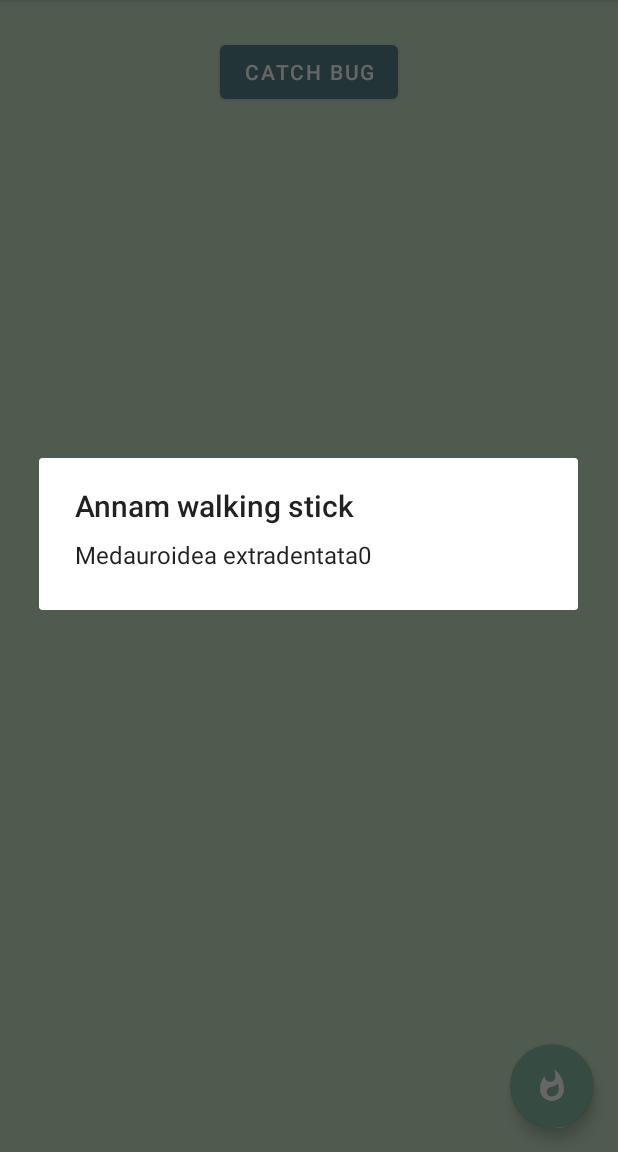
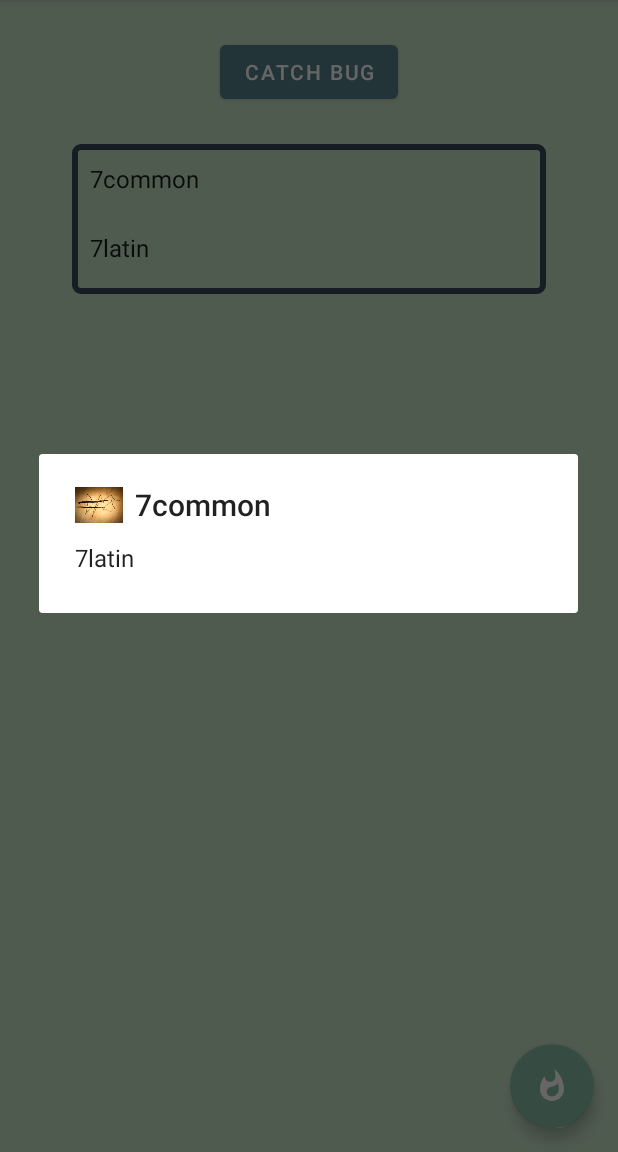
Before and after one commit to JimenezEvan/RandomBugCatcher, an Android app: the screen it shows after launch (MainActivity), after a tap on "CATCH BUG", on a phone screen of 412 x 824 dp, the part 84-1236 px from its top. Run offline under Robolectric (Android 15) with nearby library versions, the phone set to English and light mode, and no system bars; our stand-ins replace navigation-ui.

```diff
--- a/app/build.gradle
+++ b/app/build.gradle
@@ -33,6 +33,7 @@ android {
 
 dependencies {
 
+    implementation 'com.google.code.gson:gson:2.9.1'
     implementation 'androidx.appcompat:appcompat:1.4.1'
     implementation 'com.google.android.material:material:1.5.0'
     implementation 'androidx.constraintlayout:constraintlayout:2.1.3'
--- /dev/null
+++ b/app/src/main/java/com/example/randombugcatcher/Bug.java
@@ -0,0 +1,19 @@
+package com.example.randombugcatcher;
+
+import java.util.ArrayList;
+import java.util.List;
+
+public class Bug {
+    public String name;
+    public String latin;
+    public int image;
+    public Bug(int bug) {
+        name = BugDB.common[bug];
+        latin = BugDB.latin[bug];
+        //image = BugDB.images[bug];
+    }
+
+    public static int getBugNum() {
+        return (int) (Math.random() * BugDB.common.length);
+    }
+}
--- a/app/src/main/java/com/example/randombugcatcher/BugDB.java
+++ b/app/src/main/java/com/example/randombugcatcher/BugDB.java
@@ -1,13 +1,34 @@
 package com.example.randombugcatcher;
 
 public class BugDB {
+    //names
     public static String[] common = {
-        "Annam walking stick"
+        "Annam walking stick",
+            "1common",
+            "2common",
+            "3common",
+            "4common",
+            "5common",
+            "6common",
+            "7common",
+            "8common",
+            "9rare :)"
     };
     public static String[] latin = {
-        "Medauroidea extradentata"
+        "Medauroidea extradentata",
+            "1latin",
+            "2latin",
+            "3latin",
+            "4latin",
+            "5latin",
+            "6latin",
+            "7latin",
+            "8latin",
+            "9el raro :>"
     };
+    //images
     public static int[] images = {
-        0
+        R.drawable.bugtestimg1
+            /*,1,2,3,4,5,6,7,8,9*/
     };
 }
--- a/app/src/main/java/com/example/randombugcatcher/BugFragment.java
+++ b/app/src/main/java/com/example/randombugcatcher/BugFragment.java
@@ -1,9 +1,13 @@
 package com.example.randombugcatcher;
 
 import android.content.Context;
+import android.content.SharedPreferences;
 import android.os.Bundle;
 
 import androidx.fragment.app.Fragment;
+import androidx.lifecycle.Observer;
+import androidx.lifecycle.ViewModelProvider;
+import androidx.lifecycle.ViewModelStoreOwner;
 import androidx.recyclerview.widget.GridLayoutManager;
 import androidx.recyclerview.widget.LinearLayoutManager;
 import androidx.recyclerview.widget.RecyclerView;
@@ -11,8 +15,14 @@ import androidx.recyclerview.widget.RecyclerView;
 import android.view.LayoutInflater;
 import android.view.View;
 import android.view.ViewGroup;
+import android.widget.Toast;
 
-import com.example.randombugcatcher.placeholder.PlaceholderContent;
+import com.google.gson.Gson;
+import com.google.gson.reflect.TypeToken;
+
+import java.lang.reflect.Type;
+import java.util.ArrayList;
+import java.util.List;
 
 /**
  * A fragment representing a list of Items.
@@ -23,6 +33,8 @@ public class BugFragment extends Fragment {
     private static final String ARG_COLUMN_COUNT = "column-count";
     // TODO: Customize parameters
     private int mColumnCount = 1;
+    private static final String PREFS = "shared_prefs";
+    private static final String SAVED_BUGS = "saved_events";
 
     /**
      * Mandatory empty constructor for the fragment manager to instantiate the
@@ -64,8 +76,27 @@ public class BugFragment extends Fragment {
             } else {
                 recyclerView.setLayoutManager(new GridLayoutManager(context, mColumnCount));
             }
-            recyclerView.setAdapter(new MyBugRecyclerViewAdapter(PlaceholderContent.ITEMS));
+            BugRecyclerViewAdapter adapter = new BugRecyclerViewAdapter(context);
+            recyclerView.setAdapter(adapter);
+            BugListViewModel bugListViewModel = new ViewModelProvider((ViewModelStoreOwner) context).get(BugListViewModel.class);
+            bugListViewModel.getBugs().observe(getViewLifecycleOwner(), new Observer<List<Bug>>() {
+                @Override
+                public void onChanged(List<Bug> bugs) {
+                    adapter.setEvents(bugs);
+                }
+            });
         }
         return view;
     }
+
+
+    private ArrayList<Bug> getBugs() {
+        SharedPreferences pref = requireActivity().getSharedPreferences(PREFS, Context.MODE_PRIVATE);
+        Gson gson = new Gson();
+        String bugsJSON = pref.getString(SAVED_BUGS, "");
+        Type type = new TypeToken<ArrayList<Bug>>(){}.getType();
+        ArrayList<Bug> bugs = gson.fromJson(bugsJSON, type);
+        if(bugs == null) return new ArrayList<>();
+        else return bugs;
+    }
 }
--- /dev/null
+++ b/app/src/main/java/com/example/randombugcatcher/BugListViewModel.java
@@ -0,0 +1,64 @@
+package com.example.randombugcatcher;
+
+import android.app.Application;
+import android.content.Context;
+import android.content.SharedPreferences;
+
+import androidx.lifecycle.AndroidViewModel;
+import androidx.lifecycle.MutableLiveData;
+import androidx.lifecycle.SavedStateHandle;
+
+import com.google.gson.Gson;
+import com.google.gson.reflect.TypeToken;
+
+import java.lang.reflect.Type;
+import java.util.ArrayList;
+import java.util.List;
+
+public class BugListViewModel extends AndroidViewModel {
+    private static final String PREFS = "shared_prefs";
+    private static final String SAVED_EVENTS = "saved_bugs";
+    private MutableLiveData<List<Bug>> bugs;
+    private SavedStateHandle savedStateHandle;
+    private Application app;
+
+    public BugListViewModel(Application app, SavedStateHandle stateHandle) {
+        super(app);
+        this.app = app;
+        savedStateHandle = stateHandle;
+        this.bugs = new MutableLiveData<>();
+        bugs.setValue(loadBugs());
+        savedStateHandle.set("bugs", bugs.getValue());
+    }
+
+    private List<Bug> loadBugs() {
+        SharedPreferences pref = app.getSharedPreferences(PREFS, Context.MODE_PRIVATE);
+        Gson gson = new Gson();
+        String bugsJSON = pref.getString(SAVED_EVENTS, "");
+        Type type = new TypeToken<ArrayList<Bug>>(){}.getType();
+        ArrayList<Bug> bugs = gson.fromJson(bugsJSON, type);
+        if(bugs == null) return new ArrayList<>();
+        else return bugs;
+    }
+
+    /*public void setBugs(List<Bug> bugs) {
+        this.bugs.setValue(bugs);
+    }*/
+
+    public MutableLiveData<List<Bug>> getBugs() {
+        return savedStateHandle.getLiveData("bugs", new ArrayList<>());
+    }
+
+    public void addBug(Bug bug) {
+        List<Bug> bugList = getBugs().getValue();
+        bugList.add(bug);
+        bugs.setValue(bugList);
+        savedStateHandle.set("bugs", bugList);
+
+    }
+    public void removeAllBugs() {
+        List<Bug> bugList = new ArrayList<>();
+        bugs.setValue(bugList);
+        savedStateHandle.set("bugs", bugList);
+    }
+}
--- /dev/null
+++ b/app/src/main/java/com/example/randombugcatcher/BugRecyclerViewAdapter.java
@@ -0,0 +1,99 @@
+package com.example.randombugcatcher;
+
+import androidx.recyclerview.widget.RecyclerView;
+
+import android.app.AlertDialog;
+import android.content.Context;
+import android.content.SharedPreferences;
+import android.view.LayoutInflater;
+import android.view.View;
+import android.view.ViewGroup;
+import android.widget.LinearLayout;
+import android.widget.TextView;
+
+import com.example.randombugcatcher.databinding.FragmentBugBinding;
+import com.google.gson.Gson;
+import java.util.List;
+
+/**
+ * {@link RecyclerView.Adapter} that can display a {@link Bug}.
+ * TODO: Replace the implementation with code for your data type.
+ */
+public class BugRecyclerViewAdapter extends RecyclerView.Adapter<BugRecyclerViewAdapter.ViewHolder> {
+
+    private List<Bug> mValues;
+
+    private static final String PREFS = "shared_prefs";
+    private static final String SAVED_EVENTS = "saved_events";
+    private final Context context;
+
+    public BugRecyclerViewAdapter(Context context) {
+        this.context = context;
+    }
+
+    @Override
+    public ViewHolder onCreateViewHolder(ViewGroup parent, int viewType) {
+
+        return new ViewHolder(FragmentBugBinding.inflate(LayoutInflater.from(parent.getContext()), parent, false));
+
+    }
+
+    @Override
+    public void onBindViewHolder(final ViewHolder holder, int position) {
+        holder.mItem = mValues.get(position);
+        holder.mNameView.setText(mValues.get(position).name);
+        holder.mLatinView.setText(mValues.get(position).latin);
+        final TextView common = holder.mNameView;
+        final TextView latin = holder.mLatinView;
+        holder.layout.setOnClickListener(new View.OnClickListener() {
+            @Override
+            public void onClick(View view) {
+                AlertDialog.Builder builder = new AlertDialog.Builder(view.getContext());
+
+                builder.setTitle(holder.mItem.name);
+                builder.setMessage(holder.mItem.latin + "\nMore Info: " + "link");
+
+                builder.create().show();
+            }
+        });
+
+
+    }
+
+    @Override
+    public int getItemCount() {
+        return mValues.size();
+    }
+
+    public class ViewHolder extends RecyclerView.ViewHolder {
+        public final TextView mNameView;
+        public final TextView mLatinView;
+        public final LinearLayout layout;
+        public Bug mItem;
+
+        public ViewHolder(FragmentBugBinding binding) {
+            super(binding.getRoot());
+            mNameView = binding.txtName;
+            mLatinView = binding.txtLatin;
+            layout = binding.bugLayout;
+        }
+
+        @Override
+        public String toString() {
+            return super.toString() + " '" + mLatinView.getText() + "'";
+        }
+    }
+
+    public void setEvents(List<Bug> bugs) {
+        this.mValues = bugs;
+        notifyDataSetChanged();
+        saveEvents();
+    }
+
+    private void saveEvents() {
+        SharedPreferences pref = context.getSharedPreferences(PREFS, Context.MODE_PRIVATE);
+        Gson gson = new Gson();
+        String eventJSON = gson.toJson(mValues);
+        pref.edit().putString(SAVED_EVENTS, eventJSON).commit();
+    }
+}
--- a/app/src/main/java/com/example/randombugcatcher/MainActivity.java
+++ b/app/src/main/java/com/example/randombugcatcher/MainActivity.java
@@ -1,13 +1,18 @@
 package com.example.randombugcatcher;
 
+import android.app.AlarmManager;
 import android.app.AlertDialog;
+import android.app.PendingIntent;
 import android.content.DialogInterface;
+import android.content.Intent;
+import java.util.Calendar;
 import android.os.Bundle;
 
 import androidx.appcompat.app.AppCompatActivity;
 
 import android.view.View;
 
+import androidx.lifecycle.ViewModelProvider;
 import androidx.navigation.ui.AppBarConfiguration;
 
 import com.example.randombugcatcher.databinding.ActivityMainBinding;
@@ -15,7 +20,6 @@ import com.example.randombugcatcher.databinding.ActivityMainBinding;
 import android.view.Menu;
 import android.view.MenuItem;
 import android.widget.Button;
-import android.widget.Toast;
 
 public class MainActivity extends AppCompatActivity {
 
@@ -50,12 +54,21 @@ public class MainActivity extends AppCompatActivity {
                         .setPositiveButton(R.string.diaConfirm, new DialogInterface.OnClickListener() {
                             @Override
                             public void onClick(DialogInterface dialogInterface, int i) {
-                                //mValues.remove(holder.mItem);
-                                //setEvents(mValues);
+                                BugListViewModel m = new ViewModelProvider(MainActivity.this).get(BugListViewModel.class);
+                                m.removeAllBugs();
                             }
                         }).create().show();
             }
+
         });
+        Calendar calendar = Calendar.getInstance();
+        calendar.set(Calendar.HOUR_OF_DAY, 15);
+        calendar.set(Calendar.MINUTE, 14);
+        calendar.set(Calendar.SECOND, 0);
+        Intent intent1 = new Intent(MainActivity.this, AlarmReceiver.class);
+        PendingIntent pendingIntent = PendingIntent.getBroadcast(MainActivity.this, 0,intent1, PendingIntent.FLAG_UPDATE_CURRENT);
+        AlarmManager am = (AlarmManager) MainActivity.this.getSystemService(MainActivity.this.ALARM_SERVICE);
+        am.setRepeating(AlarmManager.RTC_WAKEUP, calendar.getTimeInMillis(), AlarmManager.INTERVAL_DAY, pendingIntent);
     }
 
     @Override
@@ -65,15 +78,20 @@ public class MainActivity extends AppCompatActivity {
         return true;
     }
     public void catchBug(View view) {
-        String bugName = BugDB.common[0];
-        String bugLatin = BugDB.latin[0];
-        int bugImage = BugDB.images[0];
+        Bug bug = new Bug(Bug.getBugNum());
+        //add to list
+        BugListViewModel viewModel = new ViewModelProvider(this).get(BugListViewModel.class);
+        viewModel.addBug(bug);
+        //dialog
         AlertDialog.Builder builder = new AlertDialog.Builder(view.getContext());
-        builder.setTitle(bugName)
-                .setMessage(bugLatin + "" + bugImage)
-                .create().show();
+
+        builder.setTitle(bug.name);
+        builder.setMessage(bug.latin);
+        builder.setIcon(R.drawable.bugtestimg1);
+
+        builder.create().show();
+        //
     }
-
     @Override
     public boolean onOptionsItemSelected(MenuItem item) {
         // Handle action bar item clicks here. The action bar will
--- /dev/null
+++ b/app/src/main/res/drawable/border_bug.xml
@@ -0,0 +1,7 @@
+<?xml version="1.0" encoding="utf-8"?>
+<shape xmlns:android="http://schemas.android.com/apk/res/android"
+    android:shape="rectangle">
+    <corners android:radius="4dp"/>
+    <stroke android:width="4dp"
+        android:color="@color/bug_blue"/>
+</shape>
--- a/app/src/main/res/layout/content_main.xml
+++ b/app/src/main/res/layout/content_main.xml
@@ -1,6 +1,7 @@
 <?xml version="1.0" encoding="utf-8"?>
 <androidx.constraintlayout.widget.ConstraintLayout xmlns:android="http://schemas.android.com/apk/res/android"
     xmlns:app="http://schemas.android.com/apk/res-auto"
+    xmlns:tools="http://schemas.android.com/tools"
     android:layout_width="match_parent"
     android:layout_height="match_parent"
     android:background="@color/bug_mint"
@@ -13,18 +14,23 @@
         android:layout_marginTop="24dp"
         android:onClick="catchBug"
         android:text="@string/btnCatch"
-        app:layout_constraintBottom_toTopOf="@+id/include"
         app:layout_constraintEnd_toEndOf="parent"
         app:layout_constraintStart_toStartOf="parent"
         app:layout_constraintTop_toTopOf="parent" />
 
-    <include
-        android:id="@+id/include"
-        layout="@layout/fragment_bug_list"
-        android:layout_width="wrap_content"
-        android:layout_height="537dp"
+    <androidx.fragment.app.FragmentContainerView
+        android:id="@+id/fragmentContainerView2"
+        android:name="com.example.randombugcatcher.BugFragment"
+        android:layout_width="0dp"
+        android:layout_height="0dp"
+        android:layout_marginStart="24dp"
         android:layout_marginTop="16dp"
+        android:layout_marginEnd="24dp"
+        android:layout_marginBottom="24dp"
+        app:layout_constraintBottom_toBottomOf="parent"
         app:layout_constraintEnd_toEndOf="parent"
         app:layout_constraintStart_toStartOf="parent"
-        app:layout_constraintTop_toBottomOf="@+id/btnCatch" />
+        app:layout_constraintTop_toBottomOf="@+id/btnCatch"
+        tools:layout="@layout/fragment_bug_list" />
+
 </androidx.constraintlayout.widget.ConstraintLayout>
--- a/app/src/main/res/layout/fragment_bug.xml
+++ b/app/src/main/res/layout/fragment_bug.xml
@@ -1,20 +1,26 @@
 <?xml version="1.0" encoding="utf-8"?>
 <LinearLayout xmlns:android="http://schemas.android.com/apk/res/android"
-    android:layout_width="350dp"
-    android:layout_height="200dp"
-    android:orientation="horizontal">
+    xmlns:tools="http://schemas.android.com/tools"
+    android:id="@+id/bugLayout"
+    android:layout_width="match_parent"
+    android:layout_height="100dp"
+    android:layout_margin="8dp"
+    android:background="@drawable/border_bug"
+    android:orientation="vertical">
 
     <TextView
         android:id="@+id/txtName"
         android:layout_width="wrap_content"
         android:layout_height="wrap_content"
-        android:layout_margin="@dimen/text_margin"
-        android:textAppearance="?attr/textAppearanceListItem" />
+        android:layout_margin="12dp"
+        android:textAppearance="?attr/textAppearanceListItem"
+        tools:text="Name" />
 
     <TextView
         android:id="@+id/txtLatin"
         android:layout_width="wrap_content"
         android:layout_height="wrap_content"
-        android:layout_margin="@dimen/text_margin"
-        android:textAppearance="?attr/textAppearanceListItem" />
+        android:layout_margin="12dp"
+        android:textAppearance="?attr/textAppearanceListItem"
+        tools:text="Latin" />
 </LinearLayout>
```
Also changed, not shown: app/src/main/AndroidManifest.xml (+11 -0 lines), app/src/main/java/com/example/randombugcatcher/AlarmReceiver.java (added, +49 -0 lines), app/src/main/java/com/example/randombugcatcher/MyBugRecyclerViewAdapter.java (deleted, +0 -62 lines), app/src/main/java/com/example/randombugcatcher/NotificationActivity.java (added, +14 -0 lines), app/src/main/res/layout/activity_notification.xml (added, +18 -0 lines), app/src/main/res/drawable/bugtestimg1.png (added).
